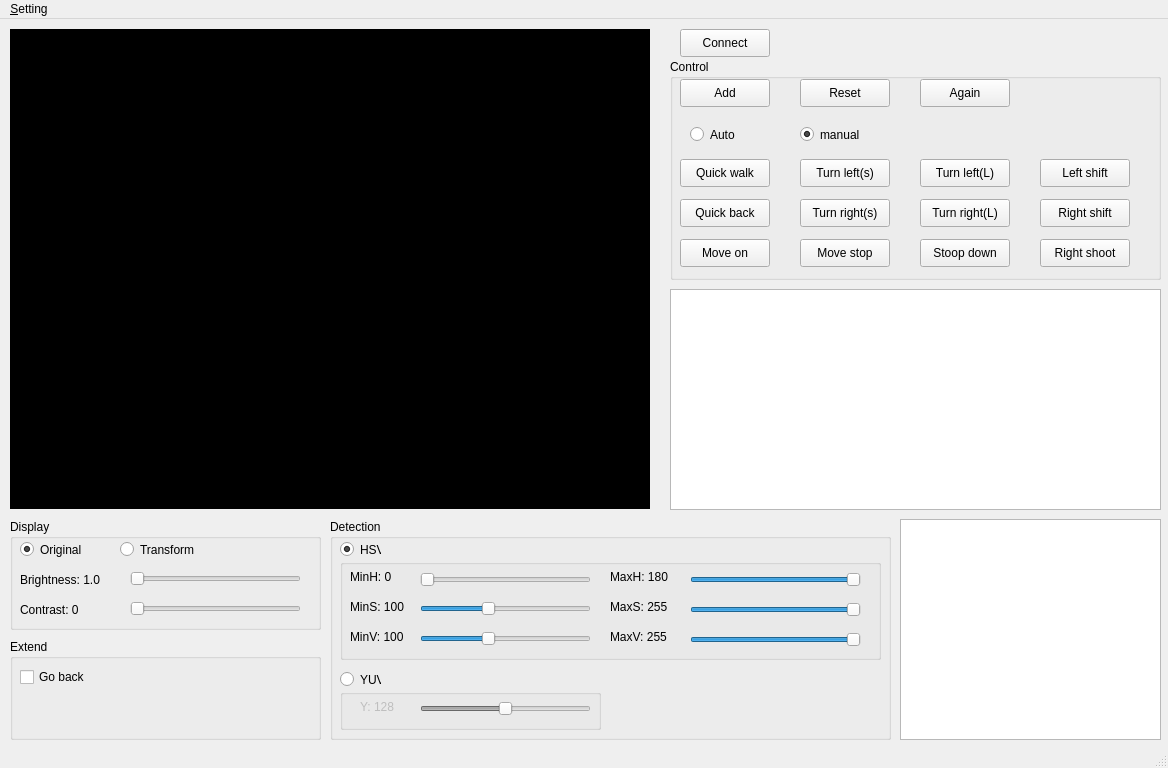
Qt form QT-ColorSegmentation/VideoArea.ui (LejuRobotics/Aelos-Vision-Demo) before a commit.
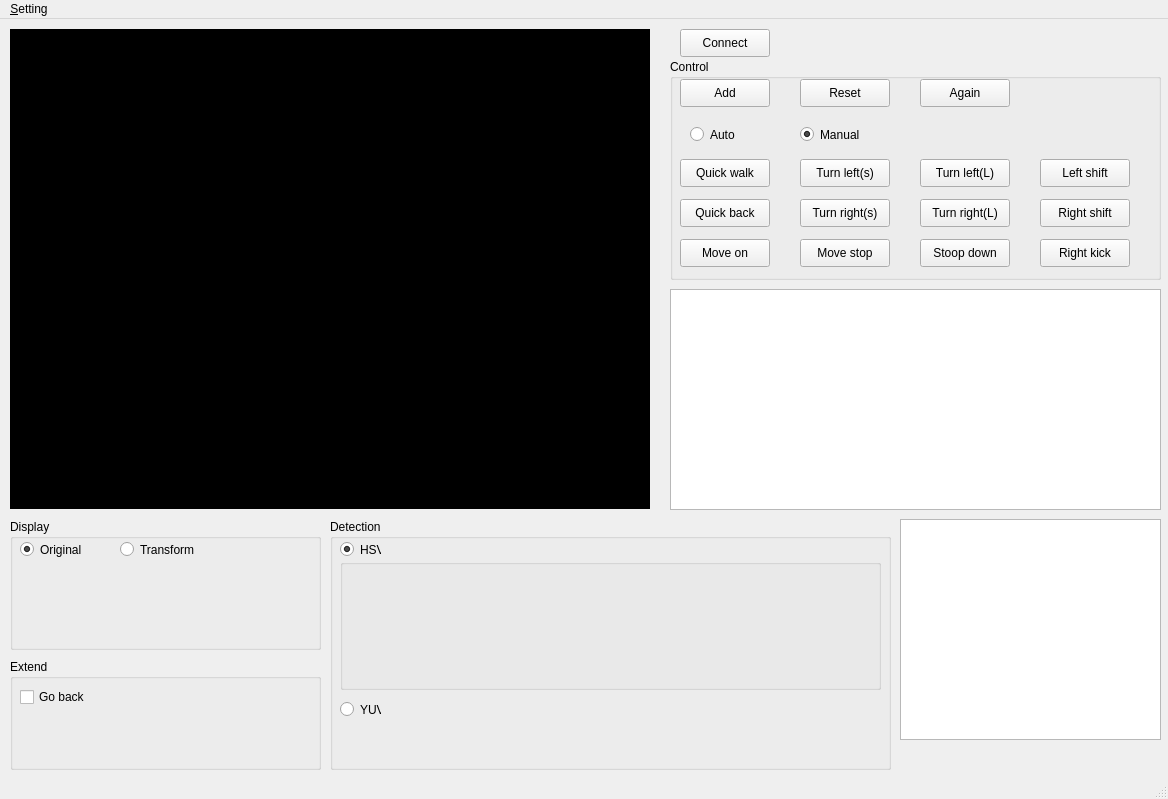
The same form after that commit. Custom widgets are drawn as their Qt base class.

Commit message: 增加微调HSV颜色范围的按钮，增加程序使用手册Manual.txt

Diff of the .ui file:
```diff
--- a/QT-ColorSegmentation/VideoArea.ui
+++ b/QT-ColorSegmentation/VideoArea.ui
@@ -7,7 +7,7 @@
     <x>0</x>
     <y>0</y>
     <width>1168</width>
-    <height>768</height>
+    <height>799</height>
    </rect>
   </property>
   <property name="minimumSize">
@@ -60,7 +60,7 @@
       <x>10</x>
       <y>500</y>
       <width>311</width>
-      <height>111</height>
+      <height>131</height>
      </rect>
     </property>
     <property name="title">
@@ -98,66 +98,16 @@
       <bool>false</bool>
      </property>
     </widget>
-    <widget class="QLabel" name="brightness_label">
+    <widget class="QWidget" name="verticalLayoutWidget">
      <property name="geometry">
       <rect>
        <x>10</x>
-       <y>50</y>
-       <width>101</width>
-       <height>21</height>
+       <y>40</y>
+       <width>291</width>
+       <height>81</height>
       </rect>
      </property>
-     <property name="text">
-      <string>Brightness: 1.0</string>
-     </property>
-    </widget>
-    <widget class="LejuSlider" name="brightness_slider">
-     <property name="geometry">
-      <rect>
-       <x>120</x>
-       <y>50</y>
-       <width>171</width>
-       <height>19</height>
-      </rect>
-     </property>
-     <property name="minimum">
-      <number>100</number>
-     </property>
-     <property name="maximum">
-      <number>300</number>
-     </property>
-     <property name="orientation">
-      <enum>Qt::Horizontal</enum>
-     </property>
-    </widget>
-    <widget class="QLabel" name="contrast_label">
-     <property name="geometry">
-      <rect>
-       <x>10</x>
-       <y>80</y>
-       <width>101</width>
-       <height>21</height>
-      </rect>
-     </property>
-     <property name="text">
-      <string>Contrast: 0</string>
-     </property>
-    </widget>
-    <widget class="LejuSlider" name="contrast_slider">
-     <property name="geometry">
-      <rect>
-       <x>120</x>
-       <y>80</y>
-       <width>171</width>
-       <height>19</height>
-      </rect>
-     </property>
-     <property name="maximum">
-      <number>200</number>
-     </property>
-     <property name="orientation">
-      <enum>Qt::Horizontal</enum>
-     </property>
+     <layout class="QVBoxLayout" name="verticalLayout"/>
     </widget>
    </widget>
    <widget class="QPushButton" name="connect_btn">
@@ -240,7 +190,7 @@
       </rect>
      </property>
      <property name="text">
-      <string>manual</string>
+      <string>Manual</string>
      </property>
      <property name="checked">
       <bool>true</bool>
@@ -386,7 +336,7 @@
       </rect>
      </property>
      <property name="text">
-      <string>Right shoot</string>
+      <string>Right kick</string>
      </property>
     </widget>
     <widget class="QPushButton" name="action_btn_8">
@@ -435,7 +385,7 @@
       <x>330</x>
       <y>500</y>
       <width>561</width>
-      <height>221</height>
+      <height>251</height>
      </rect>
     </property>
     <property name="title">
@@ -463,210 +413,29 @@
        <x>10</x>
        <y>40</y>
        <width>541</width>
-       <height>101</height>
+       <height>131</height>
       </rect>
      </property>
      <property name="title">
       <string/>
      </property>
-     <widget class="QLabel" name="colorMinH_label">
+     <widget class="QWidget" name="gridLayoutWidget">
       <property name="geometry">
        <rect>
         <x>10</x>
         <y>10</y>
-        <width>61</width>
-        <height>16</height>
+        <width>521</width>
+        <height>111</height>
        </rect>
       </property>
-      <property name="text">
-       <string>MinH: 0</string>
-      </property>
-     </widget>
-     <widget class="LejuSlider" name="colorMinH_slider">
-      <property name="geometry">
-       <rect>
-        <x>80</x>
-        <y>10</y>
-        <width>171</width>
-        <height>21</height>
-       </rect>
-      </property>
-      <property name="maximum">
-       <number>180</number>
-      </property>
-      <property name="value">
-       <number>0</number>
-      </property>
-      <property name="orientation">
-       <enum>Qt::Horizontal</enum>
-      </property>
-     </widget>
-     <widget class="QLabel" name="colorMaxH_label">
-      <property name="geometry">
-       <rect>
-        <x>270</x>
-        <y>10</y>
-        <width>61</width>
-        <height>16</height>
-       </rect>
-      </property>
-      <property name="text">
-       <string>MaxH: 180</string>
-      </property>
-     </widget>
-     <widget class="LejuSlider" name="colorMaxH_slider">
-      <property name="geometry">
-       <rect>
-        <x>350</x>
-        <y>10</y>
-        <width>171</width>
-        <height>21</height>
-       </rect>
-      </property>
-      <property name="maximum">
-       <number>180</number>
-      </property>
-      <property name="value">
-       <number>180</number>
-      </property>
-      <property name="orientation">
-       <enum>Qt::Horizontal</enum>
-      </property>
-     </widget>
-     <widget class="QLabel" name="colorMinS_label">
-      <property name="geometry">
-       <rect>
-        <x>10</x>
-        <y>40</y>
-        <width>61</width>
-        <height>16</height>
-       </rect>
-      </property>
-      <property name="text">
-       <string>MinS: 100</string>
-      </property>
-     </widget>
-     <widget class="LejuSlider" name="colorMinS_slider">
-      <property name="geometry">
-       <rect>
-        <x>80</x>
-        <y>40</y>
-        <width>171</width>
-        <height>19</height>
-       </rect>
-      </property>
-      <property name="maximum">
-       <number>255</number>
-      </property>
-      <property name="value">
-       <number>100</number>
-      </property>
-      <property name="orientation">
-       <enum>Qt::Horizontal</enum>
-      </property>
-     </widget>
-     <widget class="QLabel" name="colorMinV_label">
-      <property name="geometry">
-       <rect>
-        <x>10</x>
-        <y>70</y>
-        <width>61</width>
-        <height>16</height>
-       </rect>
-      </property>
-      <property name="text">
-       <string>MinV: 100</string>
-      </property>
-     </widget>
-     <widget class="LejuSlider" name="colorMinV_slider">
-      <property name="geometry">
-       <rect>
-        <x>80</x>
-        <y>70</y>
-        <width>171</width>
-        <height>19</height>
-       </rect>
-      </property>
-      <property name="maximum">
-       <number>255</number>
-      </property>
-      <property name="value">
-       <number>100</number>
-      </property>
-      <property name="orientation">
-       <enum>Qt::Horizontal</enum>
-      </property>
-     </widget>
-     <widget class="QLabel" name="colorMaxS_label">
-      <property name="geometry">
-       <rect>
-        <x>270</x>
-        <y>40</y>
-        <width>61</width>
-        <height>16</height>
-       </rect>
-      </property>
-      <property name="text">
-       <string>MaxS: 255</string>
-      </property>
-     </widget>
-     <widget class="QLabel" name="colorMaxV_label">
-      <property name="geometry">
-       <rect>
-        <x>270</x>
-        <y>70</y>
-        <width>61</width>
-        <height>16</height>
-       </rect>
-      </property>
-      <property name="text">
-       <string>MaxV: 255</string>
-      </property>
-     </widget>
-     <widget class="LejuSlider" name="colorMaxS_slider">
-      <property name="geometry">
-       <rect>
-        <x>350</x>
-        <y>40</y>
-        <width>171</width>
-        <height>21</height>
-       </rect>
-      </property>
-      <property name="maximum">
-       <number>255</number>
-      </property>
-      <property name="value">
-       <number>255</number>
-      </property>
-      <property name="orientation">
-       <enum>Qt::Horizontal</enum>
-      </property>
-     </widget>
-     <widget class="LejuSlider" name="colorMaxV_slider">
-      <property name="geometry">
-       <rect>
-        <x>350</x>
-        <y>70</y>
-        <width>171</width>
-        <height>21</height>
-       </rect>
-      </property>
-      <property name="maximum">
-       <number>255</number>
-      </property>
-      <property name="value">
-       <number>255</number>
-      </property>
-      <property name="orientation">
-       <enum>Qt::Horizontal</enum>
-      </property>
+      <layout class="QGridLayout" name="hsv_slider_layout"/>
      </widget>
     </widget>
     <widget class="QRadioButton" name="yuv_radio">
      <property name="geometry">
       <rect>
        <x>10</x>
-       <y>150</y>
+       <y>180</y>
        <width>41</width>
        <height>21</height>
       </rect>
@@ -678,56 +447,16 @@
       <bool>false</bool>
      </property>
     </widget>
-    <widget class="QGroupBox" name="groupBox_5">
+    <widget class="QWidget" name="verticalLayoutWidget_2">
      <property name="geometry">
       <rect>
-       <x>10</x>
-       <y>170</y>
+       <x>20</x>
+       <y>200</y>
        <width>261</width>
        <height>41</height>
       </rect>
      </property>
-     <property name="title">
-      <string/>
-     </property>
-     <widget class="QLabel" name="colorY_label">
-      <property name="enabled">
-       <bool>false</bool>
-      </property>
-      <property name="geometry">
-       <rect>
-        <x>20</x>
-        <y>10</y>
-        <width>51</width>
-        <height>16</height>
-       </rect>
-      </property>
-      <property name="text">
-       <string>Y: 128</string>
-      </property>
-     </widget>
-     <widget class="LejuSlider" name="colorY_slider">
-      <property name="enabled">
-       <bool>false</bool>
-      </property>
-      <property name="geometry">
-       <rect>
-        <x>80</x>
-        <y>10</y>
-        <width>171</width>
-        <height>19</height>
-       </rect>
-      </property>
-      <property name="maximum">
-       <number>255</number>
-      </property>
-      <property name="value">
-       <number>128</number>
-      </property>
-      <property name="orientation">
-       <enum>Qt::Horizontal</enum>
-      </property>
-     </widget>
+     <layout class="QVBoxLayout" name="verticalLayout_2"/>
     </widget>
    </widget>
    <widget class="QTextEdit" name="textEdit">
@@ -744,9 +473,9 @@
     <property name="geometry">
      <rect>
       <x>10</x>
-      <y>620</y>
+      <y>640</y>
       <width>311</width>
-      <height>101</height>
+      <height>111</height>
      </rect>
     </property>
     <property name="title">
@@ -821,11 +550,6 @@
    <extends>QTableWidget</extends>
    <header>LejuTbableWidget.h</header>
   </customwidget>
-  <customwidget>
-   <class>LejuSlider</class>
-   <extends>QSlider</extends>
-   <header>LejuSlider.h</header>
-  </customwidget>
  </customwidgets>
  <resources/>
  <connections/>
```
The commit also changes 14 other files.
